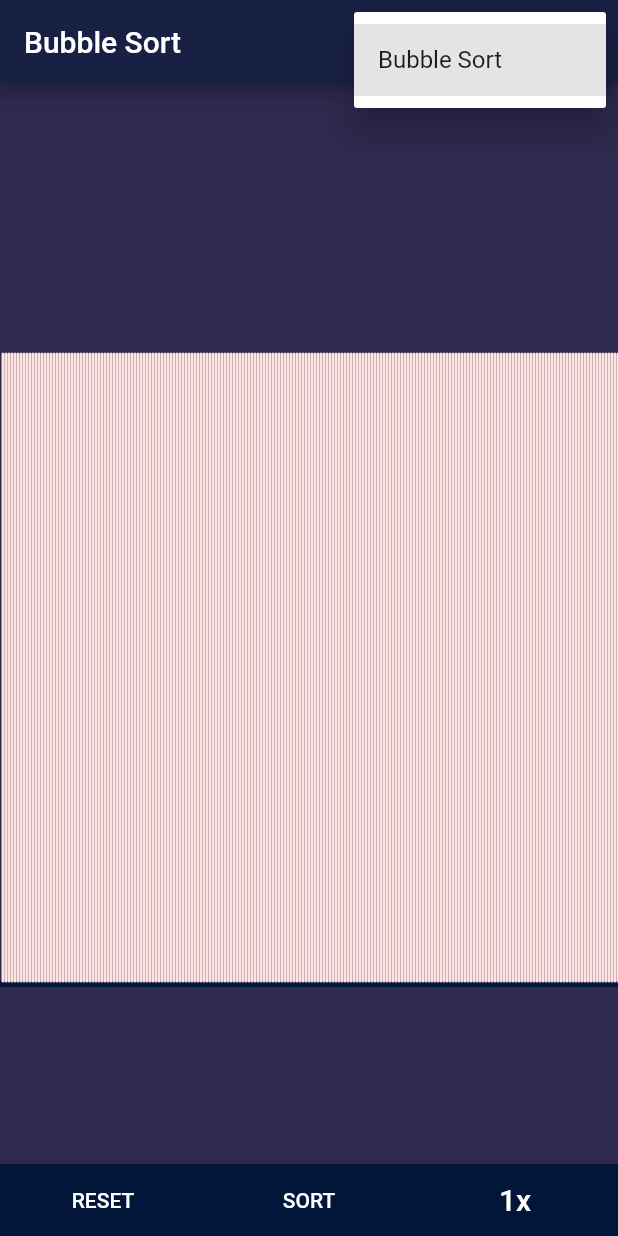
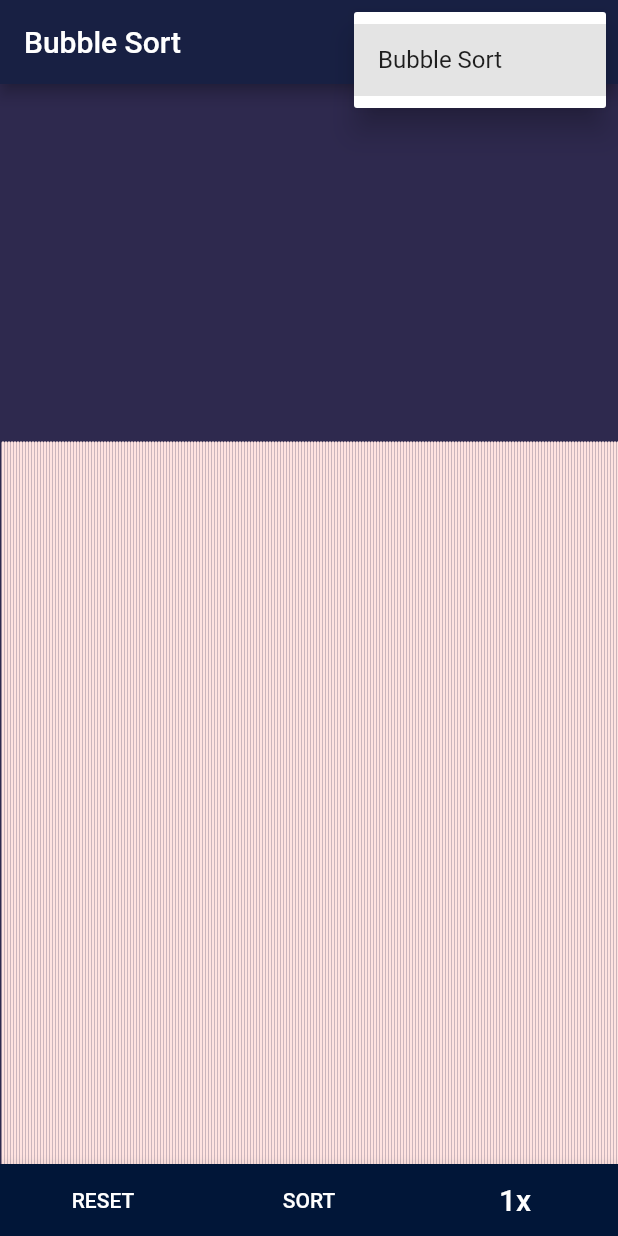
Before and after one commit to Abhi-Gautam/Sorting-Visualization-App, a Flutter app: the screen it shows after launch, after a tap on the "more vert" icon, on a phone screen of 412 x 824 dp. Run offline on Flutter 3.47's test engine with Material 2 defaults, Android fonts, the phone set to English and light mode, and no system bars.

Commit message:
adjusted bars position

```diff
--- a/lib/main.dart
+++ b/lib/main.dart
@@ -8,7 +8,7 @@ import 'package:sorting_visulalization/sotring_algorithms/bubble_sort.dart';
 
 StreamController<List<int>> streamController = StreamController();
 List<int> numbers = [];
-var width;
+var width, height;
 String currentSortAlgo = 'bubble';
 double sampleSize = 320;
 bool isSorted = false;
@@ -171,6 +171,7 @@ class MyHomePageState extends State<MyHomePage> {
                   List<int> numbers = snapshot.data;
                   int counter = 0;
                   width = MediaQuery.of(context).size.width;
+                  height = MediaQuery.of(context).size.height;
                   return Row(
                     children: numbers.map((int num) {
                       counter++;
--- a/lib/paints/bars.dart
+++ b/lib/paints/bars.dart
@@ -25,8 +25,11 @@ class BarPainter extends CustomPainter {
     paint.strokeWidth = width;
     paint.strokeCap = StrokeCap.round;
 
-    canvas.drawLine(Offset(index * this.width, 598),
-        Offset(index * this.width, 600 - this.value.ceilToDouble()), paint);
+    canvas.drawLine(
+        Offset(index * this.width, height - height / 20),
+        Offset(index * this.width,
+            height - .2 * height - this.value.ceilToDouble()),
+        paint);
   }
 
   @override
--- a/lib/paints/platform.dart
+++ b/lib/paints/platform.dart
@@ -6,14 +6,7 @@ import 'package:flutter/material.dart';
 
 class Platform extends CustomPainter {
   @override
-  void paint(Canvas canvas, Size size) {
-    final p1 = Offset(0, 600);
-    final p2 = Offset(width, 600);
-    final paint = Paint()
-      ..color = Color(0xFF011638)
-      ..strokeWidth = 4;
-    canvas.drawLine(p1, p2, paint);
-  }
+  void paint(Canvas canvas, Size size) {}
 
   @override
   bool shouldRepaint(CustomPainter oldDelegate) {
```
